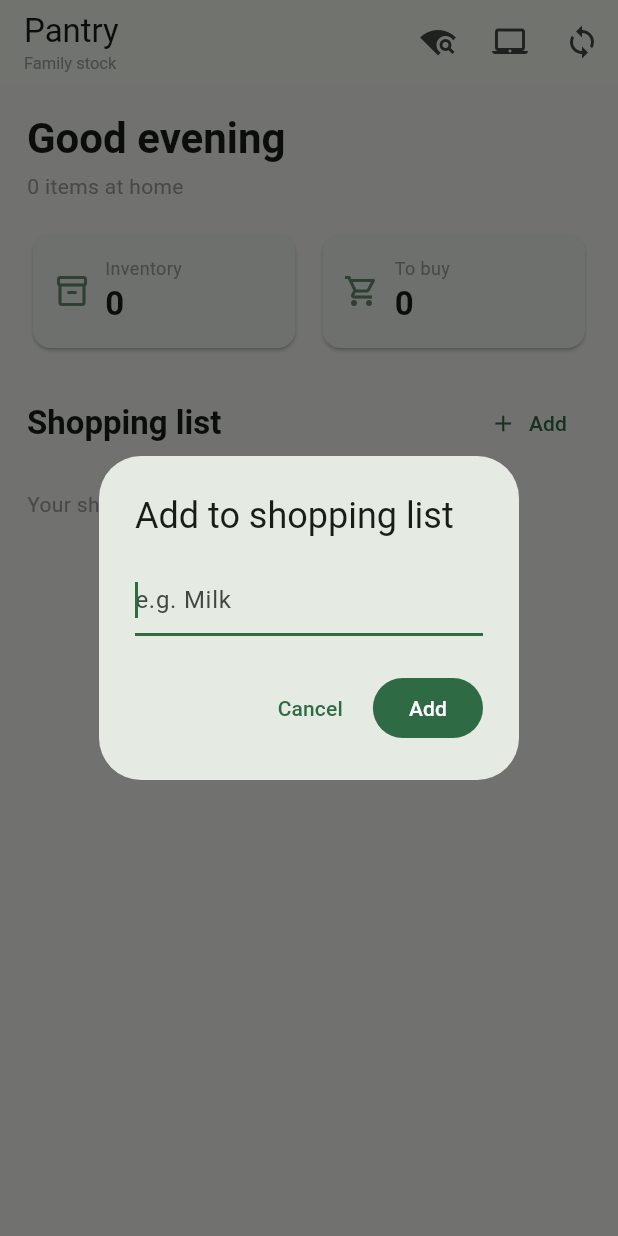
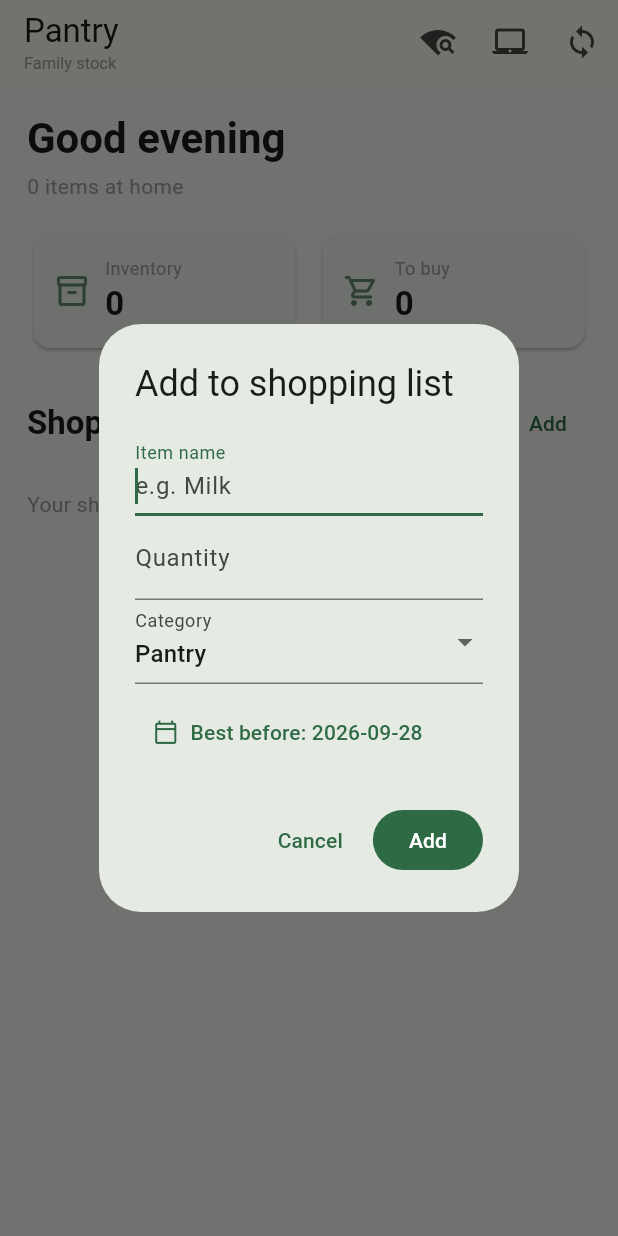
Before and after one commit to Navinchinnasamy/FlutterApp, a Flutter app: the screen it shows after launch, after a tap on "Add", on a phone screen of 412 x 824 dp. Run offline on Flutter 3.47's test engine with Material 3 defaults, Android fonts, the phone set to English and light mode, and no system bars; our stand-ins replace multicast_dns, shared_preferences, sqflite; accounts and stored records are empty.

Commit message:
Complete iOS shopping item details
Co-authored-by: Copilot <223556219+Copilot@users.noreply.github.com>

```diff
--- a/mobile_app/lib/main.dart
+++ b/mobile_app/lib/main.dart
@@ -175,11 +175,22 @@ class _PantryHomePageState extends State<PantryHomePage> with WidgetsBindingObse
   }
 
   Future<void> _addShoppingItem() async {
-    final name = await _askForName();
-    if (name == null || name.isEmpty) return;
+    final draft = await _askForShoppingItem();
+    if (draft == null || draft['name']!.isEmpty) return;
     final stamp = DateTime.now().toUtc().toIso8601String();
     _shopping = [
-      {'id': DateTime.now().millisecondsSinceEpoch, 'name': name, 'note': '', 'category': 'Pantry', 'date': '2026-09-30', 'icon': '🛒', 'done': 0, 'who': 'Navin', 'createdAt': stamp, 'updatedAt': stamp},
+      {
+        'id': DateTime.now().millisecondsSinceEpoch,
+        'name': draft['name'],
+        'note': draft['quantity'],
+        'category': draft['category'],
+        'date': draft['date'],
+        'icon': '🛒',
+        'done': 0,
+        'who': 'Navin',
+        'createdAt': stamp,
+        'updatedAt': stamp,
+      },
       ..._shopping,
     ];
     await _store.write(_items, _shopping);
@@ -200,17 +211,71 @@ class _PantryHomePageState extends State<PantryHomePage> with WidgetsBindingObse
     setState(() {});
   }
 
-  Future<String?> _askForName() async {
-    final controller = TextEditingController();
-    return showDialog<String>(
+  Future<Map<String, String>?> _askForShoppingItem() async {
+    final nameController = TextEditingController();
+    final quantityController = TextEditingController();
+    String category = 'Pantry';
+    DateTime bestBefore = DateTime.now().add(const Duration(days: 7));
+
+    return showDialog<Map<String, String>>(
       context: context,
-      builder: (context) => AlertDialog(
-        title: const Text('Add to shopping list'),
-        content: TextField(controller: controller, autofocus: true, decoration: const InputDecoration(hintText: 'e.g. Milk')),
-        actions: [
-          TextButton(onPressed: () => Navigator.pop(context), child: const Text('Cancel')),
-          FilledButton(onPressed: () => Navigator.pop(context, controller.text.trim()), child: const Text('Add')),
-        ],
+      builder: (context) => StatefulBuilder(
+        builder: (context, setDialogState) => AlertDialog(
+          title: const Text('Add to shopping list'),
+          content: SingleChildScrollView(
+            child: Column(
+              mainAxisSize: MainAxisSize.min,
+              children: [
+                TextField(
+                  controller: nameController,
+                  autofocus: true,
+                  decoration: const InputDecoration(labelText: 'Item name', hintText: 'e.g. Milk'),
+                ),
+                TextField(
+                  controller: quantityController,
+                  decoration: const InputDecoration(labelText: 'Quantity', hintText: 'e.g. 2 bottles'),
+                ),
+                DropdownButtonFormField<String>(
+                  initialValue: category,
+                  decoration: const InputDecoration(labelText: 'Category'),
+                  items: const ['Produce', 'Dairy', 'Pantry', 'Freezer', 'Drinks']
+                      .map((value) => DropdownMenuItem(value: value, child: Text(value)))
+                      .toList(),
+                  onChanged: (value) => setDialogState(() => category = value ?? 'Pantry'),
+                ),
+                const SizedBox(height: 8),
+                Align(
+                  alignment: Alignment.centerLeft,
+                  child: TextButton.icon(
+                    onPressed: () async {
+                      final picked = await showDatePicker(
+                        context: context,
+                        initialDate: bestBefore,
+                        firstDate: DateTime.now(),
+                        lastDate: DateTime.now().add(const Duration(days: 3650)),
+                      );
+                      if (picked != null) setDialogState(() => bestBefore = picked);
+                    },
+                    icon: const Icon(Icons.calendar_today_outlined, size: 17),
+                    label: Text('Best before: ${bestBefore.year}-${bestBefore.month.toString().padLeft(2, '0')}-${bestBefore.day.toString().padLeft(2, '0')}'),
+                  ),
+                ),
+              ],
+            ),
+          ),
+          actions: [
+            TextButton(onPressed: () => Navigator.pop(context), child: const Text('Cancel')),
+            FilledButton(
+              onPressed: () => Navigator.pop(context, {
+                'name': nameController.text.trim(),
+                'quantity': quantityController.text.trim(),
+                'category': category,
+                'date': '${bestBefore.year}-${bestBefore.month.toString().padLeft(2, '0')}-${bestBefore.day.toString().padLeft(2, '0')}',
+              }),
+              child: const Text('Add'),
+            ),
+          ],
+        ),
       ),
     );
   }
```
